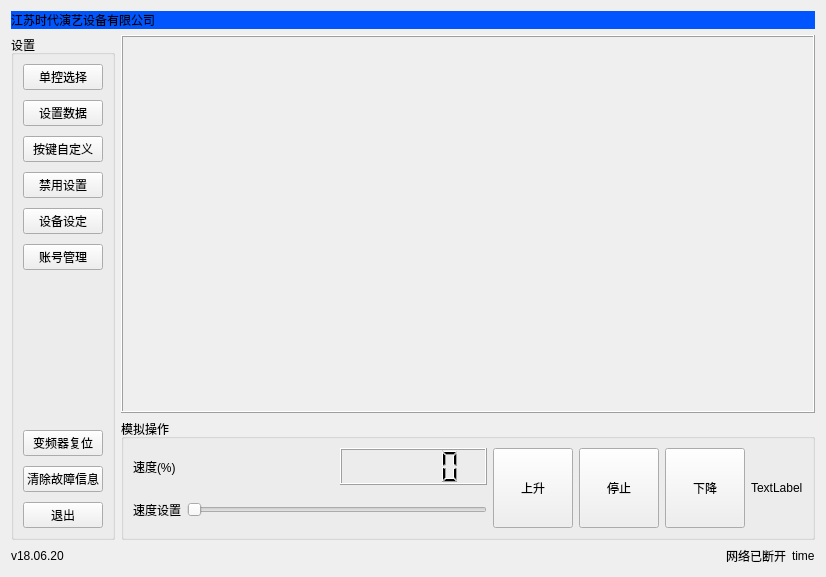
First picture: the form in ui/mainwindow.ui, repository niuyuxin/touchScreen, before the edit.
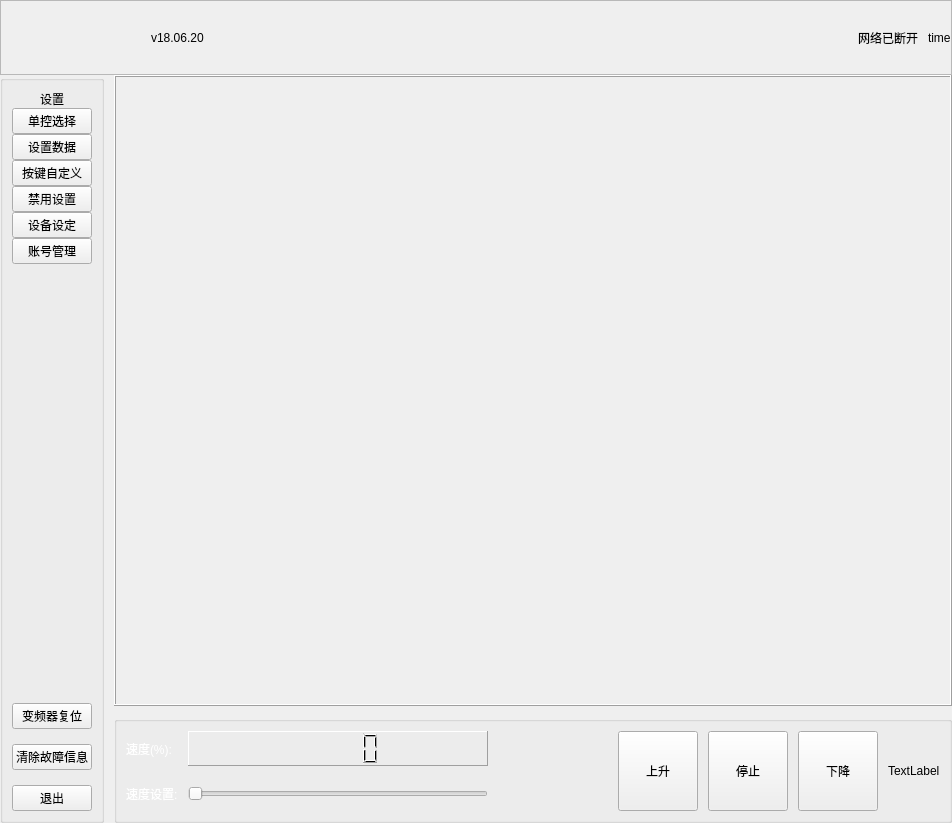
Second picture: the form after the edit.

```diff
--- a/ui/mainwindow.ui
+++ b/ui/mainwindow.ui
@@ -6,35 +6,132 @@
    <rect>
     <x>0</x>
     <y>0</y>
-    <width>813</width>
-    <height>577</height>
+    <width>952</width>
+    <height>823</height>
    </rect>
   </property>
   <property name="windowTitle">
    <string>Form</string>
   </property>
   <layout class="QVBoxLayout" name="verticalLayout_3">
+   <property name="spacing">
+    <number>0</number>
+   </property>
+   <property name="leftMargin">
+    <number>0</number>
+   </property>
+   <property name="topMargin">
+    <number>0</number>
+   </property>
+   <property name="rightMargin">
+    <number>0</number>
+   </property>
+   <property name="bottomMargin">
+    <number>0</number>
+   </property>
    <item>
-    <widget class="QLabel" name="companyNameLabel">
-     <property name="styleSheet">
-      <string notr="true">background-color: rgb(0, 85, 255);</string>
+    <widget class="QFrame" name="titleFrame">
+     <property name="sizePolicy">
+      <sizepolicy hsizetype="Preferred" vsizetype="Fixed">
+       <horstretch>0</horstretch>
+       <verstretch>0</verstretch>
+      </sizepolicy>
      </property>
-     <property name="text">
-      <string>江苏时代演艺设备有限公司</string>
+     <property name="minimumSize">
+      <size>
+       <width>0</width>
+       <height>75</height>
+      </size>
      </property>
+     <property name="frameShape">
+      <enum>QFrame::StyledPanel</enum>
+     </property>
+     <property name="frameShadow">
+      <enum>QFrame::Raised</enum>
+     </property>
+     <layout class="QHBoxLayout" name="horizontalLayout">
+      <property name="spacing">
+       <number>10</number>
+      </property>
+      <property name="leftMargin">
+       <number>150</number>
+      </property>
+      <property name="topMargin">
+       <number>0</number>
+      </property>
+      <property name="rightMargin">
+       <number>0</number>
+      </property>
+      <property name="bottomMargin">
+       <number>0</number>
+      </property>
+      <item>
+       <widget class="QLabel" name="versionLabel">
+        <property name="text">
+         <string>v18.06.20</string>
+        </property>
+       </widget>
+      </item>
+      <item>
+       <spacer name="horizontalSpacer">
+        <property name="orientation">
+         <enum>Qt::Horizontal</enum>
+        </property>
+        <property name="sizeHint" stdset="0">
+         <size>
+          <width>540</width>
+          <height>20</height>
+         </size>
+        </property>
+       </spacer>
+      </item>
+      <item>
+       <widget class="QLabel" name="internetLabel">
+        <property name="text">
+         <string>网络已断开</string>
+        </property>
+       </widget>
+      </item>
+      <item>
+       <widget class="QLabel" name="timeLabel">
+        <property name="frameShape">
+         <enum>QFrame::NoFrame</enum>
+        </property>
+        <property name="text">
+         <string>time</string>
+        </property>
+       </widget>
+      </item>
+     </layout>
     </widget>
    </item>
    <item>
     <layout class="QHBoxLayout" name="horizontalLayout_3">
+     <property name="spacing">
+      <number>10</number>
+     </property>
      <item>
       <widget class="QGroupBox" name="setting">
        <property name="title">
-        <string>设置</string>
+        <string/>
        </property>
        <layout class="QVBoxLayout" name="verticalLayout_2">
         <property name="spacing">
-         <number>10</number>
+         <number>0</number>
         </property>
+        <item>
+         <widget class="QLabel" name="settingTextLabel">
+          <property name="frameShape">
+           <enum>QFrame::NoFrame</enum>
+          </property>
+          <property name="text">
+           <string>设置</string>
+          </property>
+          <property name="alignment">
+           <set>Qt::AlignCenter</set>
+          </property>
+         </widget>
+        </item>
         <item>
          <widget class="QPushButton" name="singleCtrlPushButton">
           <property name="sizePolicy">
@@ -109,25 +206,32 @@
          </spacer>
         </item>
         <item>
-         <widget class="QPushButton" name="resetInverterPushButton">
-          <property name="text">
-           <string>变频器复位</string>
+         <layout class="QVBoxLayout" name="verticalLayout_4">
+          <property name="spacing">
+           <number>15</number>
           </property>
-         </widget>
-        </item>
-        <item>
-         <widget class="QPushButton" name="clearFaultPushButton">
-          <property name="text">
-           <string>清除故障信息</string>
-          </property>
-         </widget>
-        </item>
-        <item>
-         <widget class="QPushButton" name="exitBushButton">
-          <property name="text">
-           <string>退出</string>
-          </property>
-         </widget>
+          <item>
+           <widget class="QPushButton" name="resetInverterPushButton">
+            <property name="text">
+             <string>变频器复位</string>
+            </property>
+           </widget>
+          </item>
+          <item>
+           <widget class="QPushButton" name="clearFaultPushButton">
+            <property name="text">
+             <string>清除故障信息</string>
+            </property>
+           </widget>
+          </item>
+          <item>
+           <widget class="QPushButton" name="exitBushButton">
+            <property name="text">
+             <string>退出</string>
+            </property>
+           </widget>
+          </item>
+         </layout>
         </item>
        </layout>
       </widget>
@@ -152,48 +256,20 @@
        </item>
        <item>
         <widget class="QGroupBox" name="analogControlGroupBox">
-         <property name="title">
-          <string>模拟操作</string>
-         </property>
          <layout class="QHBoxLayout" name="horizontalLayout_2">
+          <property name="spacing">
+           <number>10</number>
+          </property>
           <item>
            <layout class="QGridLayout" name="gridLayout_2">
-            <item row="0" column="0" colspan="2">
-             <widget class="QLabel" name="label">
-              <property name="sizePolicy">
-               <sizepolicy hsizetype="Preferred" vsizetype="Preferred">
-                <horstretch>0</horstretch>
-                <verstretch>0</verstretch>
-               </sizepolicy>
-              </property>
-              <property name="text">
-               <string>速度(%)</string>
-              </property>
-             </widget>
-            </item>
-            <item row="0" column="2">
-             <widget class="QLCDNumber" name="lcdNumber">
-              <property name="sizePolicy">
-               <sizepolicy hsizetype="Minimum" vsizetype="Preferred">
-                <horstretch>0</horstretch>
-                <verstretch>0</verstretch>
-               </sizepolicy>
-              </property>
-              <property name="frameShape">
-               <enum>QFrame::Box</enum>
-              </property>
-              <property name="frameShadow">
-               <enum>QFrame::Raised</enum>
-              </property>
-              <property name="value" stdset="0">
-               <double>0.000000000000000</double>
-              </property>
-             </widget>
-            </item>
             <item row="1" column="0">
              <widget class="QLabel" name="label_2">
+              <property name="styleSheet">
+               <string notr="true">color: rgb(255, 255, 255);
+font: 14pt &quot;Arial&quot;;</string>
+              </property>
               <property name="text">
-               <string>速度设置</string>
+               <string>速度设置:</string>
               </property>
              </widget>
             </item>
@@ -219,8 +295,57 @@
               </property>
              </widget>
             </item>
+            <item row="0" column="0">
+             <widget class="QLabel" name="label">
+              <property name="sizePolicy">
+               <sizepolicy hsizetype="Minimum" vsizetype="Preferred">
+                <horstretch>0</horstretch>
+                <verstretch>0</verstretch>
+               </sizepolicy>
+              </property>
+              <property name="styleSheet">
+               <string notr="true">color: rgb(255, 255, 255);
+font: 14pt &quot;Arial&quot;;</string>
+              </property>
+              <property name="text">
+               <string>速度(%):</string>
+              </property>
+             </widget>
+            </item>
+            <item row="0" column="1" colspan="2">
+             <widget class="QLCDNumber" name="lcdNumber">
+              <property name="sizePolicy">
+               <sizepolicy hsizetype="Minimum" vsizetype="Preferred">
+                <horstretch>0</horstretch>
+                <verstretch>0</verstretch>
+               </sizepolicy>
+              </property>
+              <property name="frameShape">
+               <enum>QFrame::Panel</enum>
+              </property>
+              <property name="frameShadow">
+               <enum>QFrame::Raised</enum>
+              </property>
+              <property name="value" stdset="0">
+               <double>0.000000000000000</double>
+              </property>
+             </widget>
+            </item>
            </layout>
           </item>
+          <item>
+           <spacer name="horizontalSpacer_2">
+            <property name="orientation">
+             <enum>Qt::Horizontal</enum>
+            </property>
+            <property name="sizeHint" stdset="0">
+             <size>
+              <width>40</width>
+              <height>20</height>
+             </size>
+            </property>
+           </spacer>
+          </item>
           <item>
            <widget class="QPushButton" name="raisePushButton">
             <property name="sizePolicy">
@@ -269,22 +394,6 @@
             </property>
            </widget>
           </item>
-          <item>
-           <spacer name="horizontalSpacer_3">
-            <property name="orientation">
-             <enum>Qt::Horizontal</enum>
-            </property>
-            <property name="sizeType">
-             <enum>QSizePolicy::Preferred</enum>
-            </property>
-            <property name="sizeHint" stdset="0">
-             <size>
-              <width>40</width>
-              <height>20</height>
-             </size>
-            </property>
-           </spacer>
-          </item>
           <item>
            <widget class="QLabel" name="modelLabel">
             <property name="sizePolicy">
@@ -317,47 +426,6 @@
      </item>
     </layout>
    </item>
-   <item>
-    <layout class="QHBoxLayout" name="horizontalLayout">
-     <item>
-      <widget class="QLabel" name="versionLabel">
-       <property name="text">
-        <string>v18.06.20</string>
-       </property>
-      </widget>
-     </item>
-     <item>
-      <spacer name="horizontalSpacer">
-       <property name="orientation">
-        <enum>Qt::Horizontal</enum>
-       </property>
-       <property name="sizeHint" stdset="0">
-        <size>
-         <width>40</width>
-         <height>20</height>
-        </size>
-       </property>
-      </spacer>
-     </item>
-     <item>
-      <widget class="QLabel" name="internetLabel">
-       <property name="text">
-        <string>网络已断开</string>
-       </property>
-      </widget>
-     </item>
-     <item>
-      <widget class="QLabel" name="timeLabel">
-       <property name="frameShape">
-        <enum>QFrame::NoFrame</enum>
-       </property>
-       <property name="text">
-        <string>time</string>
-       </property>
-      </widget>
-     </item>
-    </layout>
-   </item>
   </layout>
  </widget>
  <resources/>
```
Left out of the diff: 22 changed lines with no effect on the pictures.
